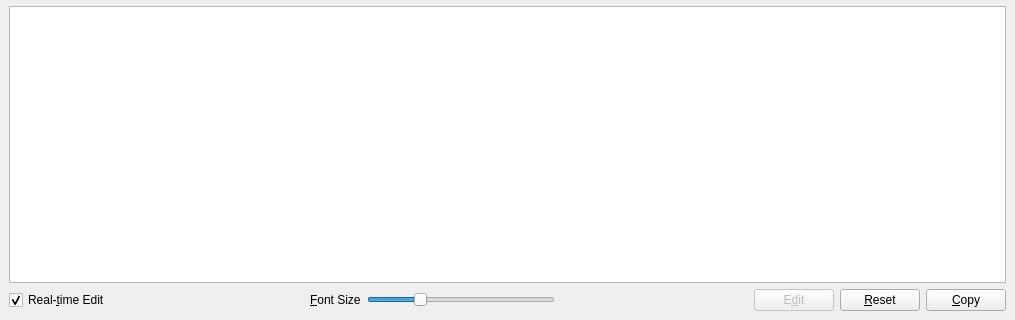
Old version of the form negar_gui/mwin.ui in the repository javadr/negar-gui; both pictures show x 0 to 1015 and y 345 to 665 of the 1015 by 665 pixel window.
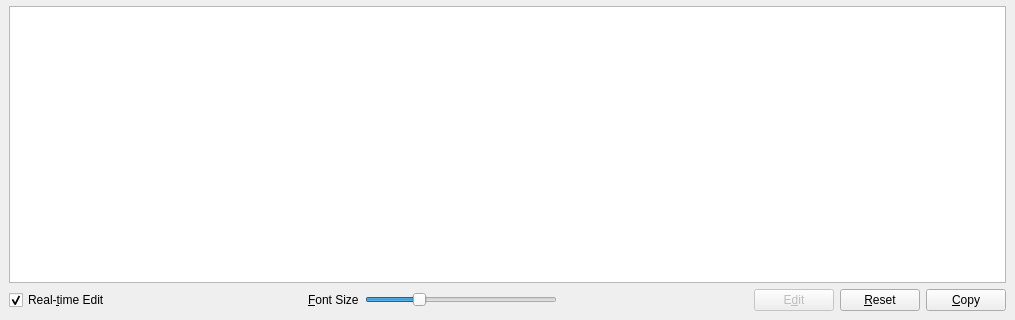
New version of the form.

What changed in the file:
```diff
--- a/negar_gui/mwin.ui
+++ b/negar_gui/mwin.ui
@@ -41,26 +41,27 @@
    <property name="autoFillBackground">
     <bool>true</bool>
    </property>
-   <layout class="QGridLayout" name="gridLayout_2">
+   <layout class="QGridLayout" name="gridLayout_3">
     <item row="0" column="0">
-     <layout class="QGridLayout" name="gridLayout">
-      <property name="sizeConstraint">
-       <enum>QLayout::SetMaximumSize</enum>
-      </property>
-      <item row="2" column="4">
-       <spacer name="horizontalSpacer_2">
-        <property name="orientation">
-         <enum>Qt::Horizontal</enum>
-        </property>
-        <property name="sizeHint" stdset="0">
-         <size>
-          <width>138</width>
-          <height>20</height>
-         </size>
-        </property>
-       </spacer>
+     <layout class="QGridLayout" name="gridLayout_2">
+      <item row="0" column="0">
+       <layout class="QGridLayout" name="input_layout">
+        <item row="0" column="0">
+         <widget class="QLabel" name="input_editor_label">
+          <property name="text">
+           <string>&amp;Original:</string>
+          </property>
+          <property name="buddy">
+           <cstring>input_editor</cstring>
+          </property>
+         </widget>
+        </item>
+        <item row="1" column="0">
+         <widget class="QTextEdit" name="input_editor"/>
+        </item>
+       </layout>
       </item>
-      <item row="1" column="0" colspan="6">
+      <item row="1" column="0">
        <layout class="QGridLayout" name="output_layout">
         <item row="0" column="0">
          <widget class="QLabel" name="output_editor_label">
@@ -77,25 +78,71 @@
         </item>
        </layout>
       </item>
-      <item row="2" column="3">
-       <widget class="QSlider" name="font_slider">
-        <property name="minimum">
-         <number>10</number>
-        </property>
-        <property name="maximum">
-         <number>40</number>
-        </property>
-        <property name="value">
-         <number>18</number>
-        </property>
-        <property name="orientation">
-         <enum>Qt::Horizontal</enum>
-        </property>
-       </widget>
-      </item>
-      <item row="2" column="5">
-       <layout class="QGridLayout" name="button_layout">
+      <item row="2" column="0">
+       <layout class="QGridLayout" name="gridLayout">
         <item row="0" column="0">
+         <widget class="QCheckBox" name="autoedit_chkbox">
+          <property name="text">
+           <string>Real-&amp;time Edit</string>
+          </property>
+          <property name="checked">
+           <bool>true</bool>
+          </property>
+         </widget>
+        </item>
+        <item row="0" column="1">
+         <spacer name="horizontalSpacer">
+          <property name="orientation">
+           <enum>Qt::Horizontal</enum>
+          </property>
+          <property name="sizeHint" stdset="0">
+           <size>
+            <width>168</width>
+            <height>20</height>
+           </size>
+          </property>
+         </spacer>
+        </item>
+        <item row="0" column="2">
+         <widget class="QLabel" name="font_slider_label">
+          <property name="text">
+           <string>&amp;Font Size</string>
+          </property>
+          <property name="buddy">
+           <cstring>font_slider</cstring>
+          </property>
+         </widget>
+        </item>
+        <item row="0" column="3">
+         <widget class="QSlider" name="font_slider">
+          <property name="minimum">
+           <number>10</number>
+          </property>
+          <property name="maximum">
+           <number>40</number>
+          </property>
+          <property name="value">
+           <number>18</number>
+          </property>
+          <property name="orientation">
+           <enum>Qt::Horizontal</enum>
+          </property>
+         </widget>
+        </item>
+        <item row="0" column="4">
+         <spacer name="horizontalSpacer_2">
+          <property name="orientation">
+           <enum>Qt::Horizontal</enum>
+          </property>
+          <property name="sizeHint" stdset="0">
+           <size>
+            <width>138</width>
+            <height>20</height>
+           </size>
+          </property>
+         </spacer>
+        </item>
+        <item row="0" column="5">
          <widget class="QPushButton" name="edit_btn">
           <property name="enabled">
            <bool>false</bool>
@@ -105,14 +152,14 @@
           </property>
          </widget>
         </item>
-        <item row="0" column="1">
+        <item row="0" column="6">
          <widget class="QPushButton" name="reset_btn">
           <property name="text">
            <string>&amp;Reset</string>
           </property>
          </widget>
         </item>
-        <item row="0" column="2">
+        <item row="0" column="7">
          <widget class="QPushButton" name="copy_btn">
           <property name="text">
            <string>&amp;Copy</string>
@@ -121,56 +168,6 @@
         </item>
        </layout>
       </item>
-      <item row="2" column="1">
-       <spacer name="horizontalSpacer">
-        <property name="orientation">
-         <enum>Qt::Horizontal</enum>
-        </property>
-        <property name="sizeHint" stdset="0">
-         <size>
-          <width>168</width>
-          <height>20</height>
-         </size>
-        </property>
-       </spacer>
-      </item>
-      <item row="2" column="0">
-       <widget class="QCheckBox" name="autoedit_chkbox">
-        <property name="text">
-         <string>Real-&amp;time Edit</string>
-        </property>
-        <property name="checked">
-         <bool>true</bool>
-        </property>
-       </widget>
-      </item>
-      <item row="0" column="0" colspan="6">
-       <layout class="QGridLayout" name="input_layout">
-        <item row="0" column="0">
-         <widget class="QLabel" name="input_editor_label">
-          <property name="text">
-           <string>&amp;Original:</string>
-          </property>
-          <property name="buddy">
-           <cstring>input_editor</cstring>
-          </property>
-         </widget>
-        </item>
-        <item row="1" column="0">
-         <widget class="QTextEdit" name="input_editor"/>
-        </item>
-       </layout>
-      </item>
-      <item row="2" column="2">
-       <widget class="QLabel" name="font_slider_label">
-        <property name="text">
-         <string>&amp;Font Size</string>
-        </property>
-        <property name="buddy">
-         <cstring>font_slider</cstring>
-        </property>
-       </widget>
-      </item>
      </layout>
     </item>
    </layout>
```
Left out of the diff: 9 changed lines with no effect on the pictures.
